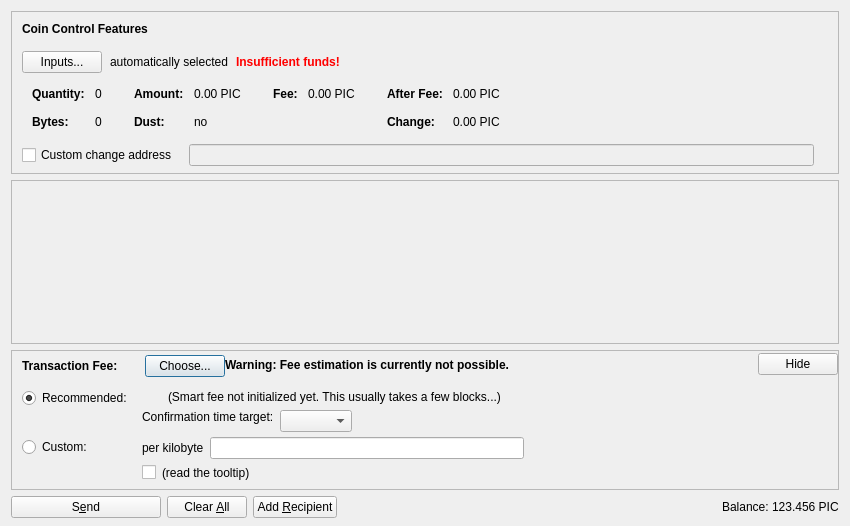
Before: the Qt Designer form src/qt/forms/sendcoinsdialog.ui in minblock/picscoin, drawn with Qt 5.
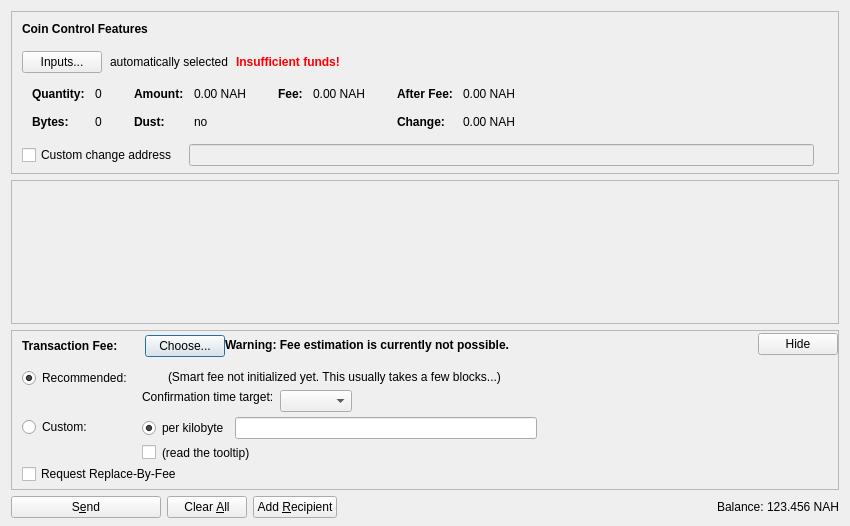
After: the same form once the commit is applied. Icons and pictures are not drawn. Custom widgets are drawn as their Qt base class.

The edit to the form file:
```diff
--- a/src/qt/forms/sendcoinsdialog.ui
+++ b/src/qt/forms/sendcoinsdialog.ui
@@ -324,7 +324,7 @@
                   <enum>Qt::ActionsContextMenu</enum>
                  </property>
                  <property name="text">
-                  <string notr="true">0.00 PIC</string>
+                  <string notr="true">0.00 NAH</string>
                  </property>
                  <property name="textInteractionFlags">
                   <set>Qt::LinksAccessibleByMouse|Qt::TextSelectableByKeyboard|Qt::TextSelectableByMouse</set>
@@ -404,7 +404,7 @@
                   <enum>Qt::ActionsContextMenu</enum>
                  </property>
                  <property name="text">
-                  <string notr="true">0.00 PIC</string>
+                  <string notr="true">0.00 NAH</string>
                  </property>
                  <property name="textInteractionFlags">
                   <set>Qt::LinksAccessibleByMouse|Qt::TextSelectableByKeyboard|Qt::TextSelectableByMouse</set>
@@ -455,7 +455,7 @@
                   <enum>Qt::ActionsContextMenu</enum>
                  </property>
                  <property name="text">
-                  <string notr="true">0.00 PIC</string>
+                  <string notr="true">0.00 NAH</string>
                  </property>
                  <property name="textInteractionFlags">
                   <set>Qt::LinksAccessibleByMouse|Qt::TextSelectableByKeyboard|Qt::TextSelectableByMouse</set>
@@ -484,7 +484,7 @@
                   <enum>Qt::ActionsContextMenu</enum>
                  </property>
                  <property name="text">
-                  <string notr="true">0.00 PIC</string>
+                  <string notr="true">0.00 NAH</string>
                  </property>
                  <property name="textInteractionFlags">
                   <set>Qt::LinksAccessibleByMouse|Qt::TextSelectableByKeyboard|Qt::TextSelectableByMouse</set>
@@ -846,13 +846,19 @@
                <item>
                 <layout class="QHBoxLayout" name="horizontalLayoutFee13">
                  <item>
-                  <widget class="QLabel" name="labelCustomPerKilobyte">
+                  <widget class="QRadioButton" name="radioCustomPerKilobyte">
                    <property name="toolTip">
                     <string>If the custom fee is set to 1000 satoshis and the transaction is only 250 bytes, then &quot;per kilobyte&quot; only pays 250 satoshis in fee, while &quot;total at least&quot; pays 1000 satoshis. For transactions bigger than a kilobyte both pay by kilobyte.</string>
                    </property>
                    <property name="text">
                     <string>per kilobyte</string>
                    </property>
+                   <property name="checked">
+                    <bool>true</bool>
+                   </property>
+                   <attribute name="buttonGroup">
+                    <string notr="true">groupCustomFee</string>
+                   </attribute>
                   </widget>
                  </item>
                  <item>
@@ -1105,6 +1111,16 @@
              </item>
             </layout>
            </item>
+           <item>
+            <widget class="QCheckBox" name="optInRBF">
+             <property name="text">
+              <string>Request Replace-By-Fee</string>
+             </property>
+             <property name="toolTip">
+              <string>Indicates that the sender may wish to replace this transaction with a new one paying higher fees (prior to being confirmed).</string>
+             </property>
+            </widget>
+           </item>
           </layout>
          </widget>
         </item>
@@ -1237,7 +1253,7 @@
           <cursorShape>IBeamCursor</cursorShape>
          </property>
          <property name="text">
-          <string notr="true">123.456 PIC</string>
+          <string notr="true">123.456 NAH</string>
          </property>
          <property name="textInteractionFlags">
           <set>Qt::LinksAccessibleByMouse|Qt::TextSelectableByKeyboard|Qt::TextSelectableByMouse</set>
```
Left out of the diff: 9 changed lines with no effect on the pictures.
